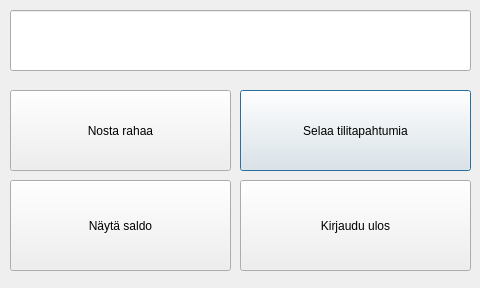
Qt form PankkiAutomaatti/exe/pankkimenu.ui (banksimul2022/group2) before a commit.
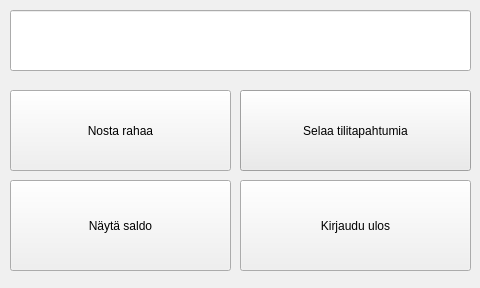
The same form after that commit.

The edit to the form file:
```diff
--- a/PankkiAutomaatti/exe/pankkimenu.ui
+++ b/PankkiAutomaatti/exe/pankkimenu.ui
@@ -10,6 +10,556 @@
     <height>288</height>
    </rect>
   </property>
+  <property name="palette">
+   <palette>
+    <active>
+     <colorrole role="WindowText">
+      <brush brushstyle="SolidPattern">
+       <color alpha="255">
+        <red>0</red>
+        <green>0</green>
+        <blue>255</blue>
+       </color>
+      </brush>
+     </colorrole>
+     <colorrole role="Button">
+      <brush brushstyle="SolidPattern">
+       <color alpha="255">
+        <red>255</red>
+        <green>255</green>
+        <blue>255</blue>
+       </color>
+      </brush>
+     </colorrole>
+     <colorrole role="Light">
+      <brush brushstyle="SolidPattern">
+       <color alpha="255">
+        <red>0</red>
+        <green>0</green>
+        <blue>255</blue>
+       </color>
+      </brush>
+     </colorrole>
+     <colorrole role="Midlight">
+      <brush brushstyle="SolidPattern">
+       <color alpha="255">
+        <red>0</red>
+        <green>0</green>
+        <blue>255</blue>
+       </color>
+      </brush>
+     </colorrole>
+     <colorrole role="Dark">
+      <brush brushstyle="SolidPattern">
+       <color alpha="255">
+        <red>0</red>
+        <green>0</green>
+        <blue>255</blue>
+       </color>
+      </brush>
+     </colorrole>
+     <colorrole role="Mid">
+      <brush brushstyle="SolidPattern">
+       <color alpha="255">
+        <red>0</red>
+        <green>0</green>
+        <blue>255</blue>
+       </color>
+      </brush>
+     </colorrole>
+     <colorrole role="Text">
+      <brush brushstyle="SolidPattern">
+       <color alpha="255">
+        <red>0</red>
+        <green>0</green>
+        <blue>255</blue>
+       </color>
+      </brush>
+     </colorrole>
+     <colorrole role="BrightText">
+      <brush brushstyle="SolidPattern">
+       <color alpha="255">
+        <red>0</red>
+        <green>0</green>
+        <blue>255</blue>
+       </color>
+      </brush>
+     </colorrole>
+     <colorrole role="ButtonText">
+      <brush brushstyle="SolidPattern">
+       <color alpha="255">
+        <red>0</red>
+        <green>0</green>
+        <blue>255</blue>
+       </color>
+      </brush>
+     </colorrole>
+     <colorrole role="Base">
+      <brush brushstyle="SolidPattern">
+       <color alpha="255">
+        <red>255</red>
+        <green>255</green>
+        <blue>255</blue>
+       </color>
+      </brush>
+     </colorrole>
+     <colorrole role="Window">
+      <brush brushstyle="SolidPattern">
+       <color alpha="255">
+        <red>255</red>
+        <green>255</green>
+        <blue>255</blue>
+       </color>
+      </brush>
+     </colorrole>
+     <colorrole role="Shadow">
+      <brush brushstyle="SolidPattern">
+       <color alpha="255">
+        <red>0</red>
+        <green>0</green>
+        <blue>255</blue>
+       </color>
+      </brush>
+     </colorrole>
+     <colorrole role="Highlight">
+      <brush brushstyle="SolidPattern">
+       <color alpha="255">
+        <red>0</red>
+        <green>0</green>
+        <blue>255</blue>
+       </color>
+      </brush>
+     </colorrole>
+     <colorrole role="HighlightedText">
+      <brush brushstyle="SolidPattern">
+       <color alpha="255">
+        <red>255</red>
+        <green>255</green>
+        <blue>255</blue>
+       </color>
+      </brush>
+     </colorrole>
+     <colorrole role="Link">
+      <brush brushstyle="SolidPattern">
+       <color alpha="255">
+        <red>0</red>
+        <green>0</green>
+        <blue>255</blue>
+       </color>
+      </brush>
+     </colorrole>
+     <colorrole role="LinkVisited">
+      <brush brushstyle="SolidPattern">
+       <color alpha="255">
+        <red>0</red>
+        <green>0</green>
+        <blue>255</blue>
+       </color>
+      </brush>
+     </colorrole>
+     <colorrole role="AlternateBase">
+      <brush brushstyle="SolidPattern">
+       <color alpha="255">
+        <red>255</red>
+        <green>255</green>
+        <blue>255</blue>
+       </color>
+      </brush>
+     </colorrole>
+     <colorrole role="ToolTipBase">
+      <brush brushstyle="SolidPattern">
+       <color alpha="255">
+        <red>0</red>
+        <green>0</green>
+        <blue>255</blue>
+       </color>
+      </brush>
+     </colorrole>
+     <colorrole role="ToolTipText">
+      <brush brushstyle="SolidPattern">
+       <color alpha="255">
+        <red>0</red>
+        <green>0</green>
+        <blue>255</blue>
+       </color>
+      </brush>
+     </colorrole>
+     <colorrole role="PlaceholderText">
+      <brush brushstyle="SolidPattern">
+       <color alpha="128">
+        <red>0</red>
+        <green>0</green>
+        <blue>255</blue>
+       </color>
+      </brush>
+     </colorrole>
+    </active>
+    <inactive>
+     <colorrole role="WindowText">
+      <brush brushstyle="SolidPattern">
+       <color alpha="255">
+        <red>0</red>
+        <green>0</green>
+        <blue>0</blue>
+       </color>
+      </brush>
+     </colorrole>
+     <colorrole role="Button">
+      <brush brushstyle="SolidPattern">
+       <color alpha="255">
+        <red>240</red>
+        <green>240</green>
+        <blue>240</blue>
+       </color>
+      </brush>
+     </colorrole>
+     <colorrole role="Light">
+      <brush brushstyle="SolidPattern">
+       <color alpha="255">
+        <red>255</red>
+        <green>255</green>
+        <blue>255</blue>
+       </color>
+      </brush>
+     </colorrole>
+     <colorrole role="Midlight">
+      <brush brushstyle="SolidPattern">
+       <color alpha="255">
+        <red>227</red>
+        <green>227</green>
+        <blue>227</blue>
+       </color>
+      </brush>
+     </colorrole>
+     <colorrole role="Dark">
+      <brush brushstyle="SolidPattern">
+       <color alpha="255">
+        <red>160</red>
+        <green>160</green>
+        <blue>160</blue>
+       </color>
+      </brush>
+     </colorrole>
+     <colorrole role="Mid">
+      <brush brushstyle="SolidPattern">
+       <color alpha="255">
+        <red>160</red>
+        <green>160</green>
+        <blue>160</blue>
+       </color>
+      </brush>
+     </colorrole>
+     <colorrole role="Text">
+      <brush brushstyle="SolidPattern">
+       <color alpha="255">
+        <red>0</red>
+        <green>0</green>
+        <blue>0</blue>
+       </color>
+      </brush>
+     </colorrole>
+     <colorrole role="BrightText">
+      <brush brushstyle="SolidPattern">
+       <color alpha="255">
+        <red>255</red>
+        <green>255</green>
+        <blue>255</blue>
+       </color>
+      </brush>
+     </colorrole>
+     <colorrole role="ButtonText">
+      <brush brushstyle="SolidPattern">
+       <color alpha="255">
+        <red>0</red>
+        <green>0</green>
+        <blue>0</blue>
+       </color>
+      </brush>
+     </colorrole>
+     <colorrole role="Base">
+      <brush brushstyle="SolidPattern">
+       <color alpha="255">
+        <red>255</red>
+        <green>255</green>
+        <blue>255</blue>
+       </color>
+      </brush>
+     </colorrole>
+     <colorrole role="Window">
+      <brush brushstyle="SolidPattern">
+       <color alpha="255">
+        <red>240</red>
+        <green>240</green>
+        <blue>240</blue>
+       </color>
+      </brush>
+     </colorrole>
+     <colorrole role="Shadow">
+      <brush brushstyle="SolidPattern">
+       <color alpha="255">
+        <red>105</red>
+        <green>105</green>
+        <blue>105</blue>
+       </color>
+      </brush>
+     </colorrole>
+     <colorrole role="Highlight">
+      <brush brushstyle="SolidPattern">
+       <color alpha="255">
+        <red>240</red>
+        <green>240</green>
+        <blue>240</blue>
+       </color>
+      </brush>
+     </colorrole>
+     <colorrole role="HighlightedText">
+      <brush brushstyle="SolidPattern">
+       <color alpha="255">
+        <red>0</red>
+        <green>0</green>
+        <blue>0</blue>
+       </color>
+      </brush>
+     </colorrole>
+     <colorrole role="Link">
+      <brush brushstyle="SolidPattern">
+       <color alpha="255">
+        <red>0</red>
+        <green>0</green>
+        <blue>255</blue>
+       </color>
+      </brush>
+     </colorrole>
+     <colorrole role="LinkVisited">
+      <brush brushstyle="SolidPattern">
+       <color alpha="255">
+        <red>255</red>
+        <green>0</green>
+        <blue>255</blue>
+       </color>
+      </brush>
+     </colorrole>
+     <colorrole role="AlternateBase">
+      <brush brushstyle="SolidPattern">
+       <color alpha="255">
+        <red>245</red>
+        <green>245</green>
+        <blue>245</blue>
+       </color>
+      </brush>
+     </colorrole>
+     <colorrole role="ToolTipBase">
+      <brush brushstyle="SolidPattern">
+       <color alpha="255">
+        <red>255</red>
+        <green>255</green>
+        <blue>220</blue>
+       </color>
+      </brush>
+     </colorrole>
+     <colorrole role="ToolTipText">
+      <brush brushstyle="SolidPattern">
+       <color alpha="255">
+        <red>0</red>
+        <green>0</green>
+        <blue>0</blue>
+       </color>
+      </brush>
+     </colorrole>
+     <colorrole role="PlaceholderText">
+      <brush brushstyle="SolidPattern">
+       <color alpha="128">
+        <red>0</red>
+        <green>0</green>
+        <blue>0</blue>
+       </color>
+      </brush>
+     </colorrole>
+    </inactive>
+    <disabled>
+     <colorrole role="WindowText">
+      <brush brushstyle="SolidPattern">
+       <color alpha="255">
+        <red>0</red>
+        <green>0</green>
+        <blue>255</blue>
+       </color>
+      </brush>
+     </colorrole>
+     <colorrole role="Button">
+      <brush brushstyle="SolidPattern">
+       <color alpha="255">
+        <red>255</red>
+        <green>255</green>
+        <blue>255</blue>
+       </color>
+      </brush>
+     </colorrole>
+     <colorrole role="Light">
+      <brush brushstyle="SolidPattern">
+       <color alpha="255">
+        <red>0</red>
+        <green>0</green>
+        <blue>255</blue>
+       </color>
+      </brush>
+     </colorrole>
+     <colorrole role="Midlight">
+      <brush brushstyle="SolidPattern">
+       <color alpha="255">
+        <red>0</red>
+        <green>0</green>
+        <blue>255</blue>
+       </color>
+      </brush>
+     </colorrole>
+     <colorrole role="Dark">
+      <brush brushstyle="SolidPattern">
+       <color alpha="255">
+        <red>0</red>
+        <green>0</green>
+        <blue>255</blue>
+       </color>
+      </brush>
+     </colorrole>
+     <colorrole role="Mid">
+      <brush brushstyle="SolidPattern">
+       <color alpha="255">
+        <red>0</red>
+        <green>0</green>
+        <blue>255</blue>
+       </color>
+      </brush>
+     </colorrole>
+     <colorrole role="Text">
+      <brush brushstyle="SolidPattern">
+       <color alpha="255">
+        <red>0</red>
+        <green>0</green>
+        <blue>255</blue>
+       </color>
+      </brush>
+     </colorrole>
+     <colorrole role="BrightText">
+      <brush brushstyle="SolidPattern">
+       <color alpha="255">
+        <red>0</red>
+        <green>0</green>
+        <blue>255</blue>
+       </color>
+      </brush>
+     </colorrole>
+     <colorrole role="ButtonText">
+      <brush brushstyle="SolidPattern">
+       <color alpha="255">
+        <red>0</red>
+        <green>0</green>
+        <blue>255</blue>
+       </color>
+      </brush>
+     </colorrole>
+     <colorrole role="Base">
+      <brush brushstyle="SolidPattern">
+       <color alpha="255">
+        <red>255</red>
+        <green>255</green>
+        <blue>255</blue>
+       </color>
+      </brush>
+     </colorrole>
+     <colorrole role="Window">
+      <brush brushstyle="SolidPattern">
+       <color alpha="255">
+        <red>255</red>
+        <green>255</green>
+        <blue>255</blue>
+       </color>
+      </brush>
+     </colorrole>
+     <colorrole role="Shadow">
+      <brush brushstyle="SolidPattern">
+       <color alpha="255">
+        <red>0</red>
+        <green>0</green>
+        <blue>0</blue>
+       </color>
+      </brush>
+     </colorrole>
+     <colorrole role="Highlight">
+      <brush brushstyle="SolidPattern">
+       <color alpha="255">
+        <red>0</red>
+        <green>120</green>
+        <blue>215</blue>
+       </color>
+      </brush>
+     </colorrole>
+     <colorrole role="HighlightedText">
+      <brush brushstyle="SolidPattern">
+       <color alpha="255">
+        <red>255</red>
+        <green>255</green>
+        <blue>255</blue>
+       </color>
+      </brush>
+     </colorrole>
+     <colorrole role="Link">
+      <brush brushstyle="SolidPattern">
+       <color alpha="255">
+        <red>0</red>
+        <green>0</green>
+        <blue>255</blue>
+       </color>
+      </brush>
+     </colorrole>
+     <colorrole role="LinkVisited">
+      <brush brushstyle="SolidPattern">
+       <color alpha="255">
+        <red>255</red>
+        <green>0</green>
+        <blue>255</blue>
+       </color>
+      </brush>
+     </colorrole>
+     <colorrole role="AlternateBase">
+      <brush brushstyle="SolidPattern">
+       <color alpha="255">
+        <red>245</red>
+        <green>245</green>
+        <blue>245</blue>
+       </color>
+      </brush>
+     </colorrole>
+     <colorrole role="ToolTipBase">
+      <brush brushstyle="SolidPattern">
+       <color alpha="255">
+        <red>255</red>
+        <green>255</green>
+        <blue>220</blue>
+       </color>
+      </brush>
+     </colorrole>
+     <colorrole role="ToolTipText">
+      <brush brushstyle="SolidPattern">
+       <color alpha="255">
+        <red>0</red>
+        <green>0</green>
+        <blue>0</blue>
+       </color>
+      </brush>
+     </colorrole>
+     <colorrole role="PlaceholderText">
+      <brush brushstyle="SolidPattern">
+       <color alpha="128">
+        <red>0</red>
+        <green>0</green>
+        <blue>0</blue>
+       </color>
+      </brush>
+     </colorrole>
+    </disabled>
+   </palette>
+  </property>
   <property name="windowTitle">
    <string>Menu</string>
   </property>
```
